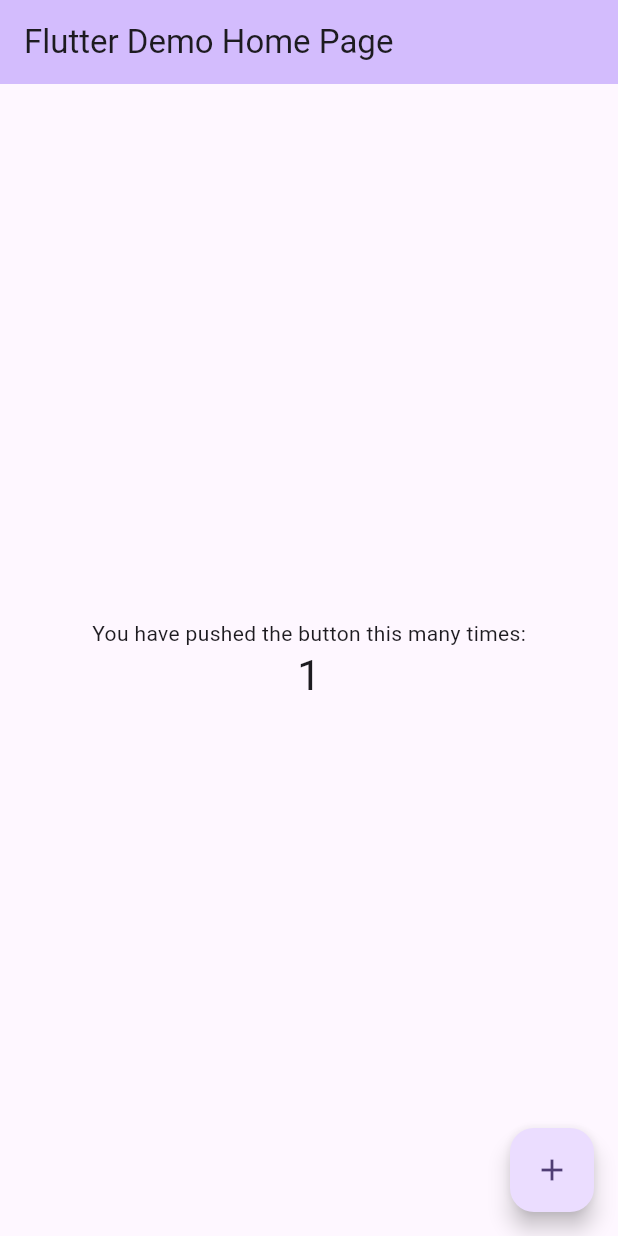
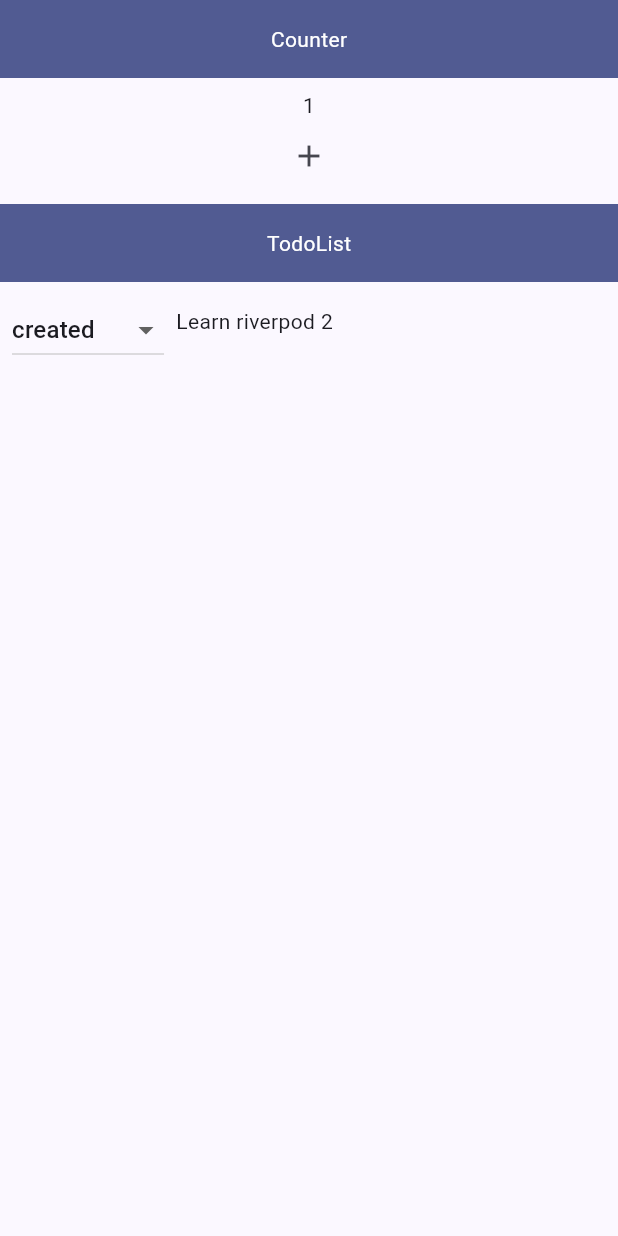
Before and after one commit to dttrung-99931/learn_flutter_river_pod, a Flutter app: the screen it shows after launch, after a tap on the "add" icon, on a phone screen of 412 x 824 dp. Run offline on Flutter 3.47's test engine with Material 3 defaults, Android fonts, the phone set to English and light mode, and no system bars; our stand-ins replace flutter_riverpod, riverpod_annotation; generated files the repository leaves out were written again.

Commit message:
[todo list, counter] impl using @riverpod, ref, ref.watch, class Provider

```diff
--- a/analysis_options.yaml
+++ b/analysis_options.yaml
@@ -21,8 +21,11 @@ linter:
   # `// ignore_for_file: name_of_lint` syntax on the line or in the file
   # producing the lint.
   rules:
-    # avoid_print: false  # Uncomment to disable the `avoid_print` rule
-    # prefer_single_quotes: true  # Uncomment to enable the `prefer_single_quotes` rule
+    avoid_print: false # Uncomment to disable the `avoid_print` rule
+    prefer_single_quotes: true # Uncomment to enable the `prefer_single_quotes` rule
 
+analyzer:
+  plugins:
+    - custom_lint
 # Additional information about this file can be found at
 # https://dart.dev/guides/language/analysis-options
--- a/lib/main.dart
+++ b/lib/main.dart
@@ -1,75 +1,27 @@
 import 'package:flutter/material.dart';
+import 'package:flutter_riverpod/flutter_riverpod.dart';
+
+import 'pages/learn_river_pod/learn_riverpod_page.dart';
 
 void main() {
-  runApp(const MyApp());
+  runApp(
+    const ProviderScope(child: TodoApp()),
+  );
 }
 
-class MyApp extends StatelessWidget {
-  const MyApp({super.key});
+class TodoApp extends StatelessWidget {
+  const TodoApp({super.key});
 
   @override
   Widget build(BuildContext context) {
     return MaterialApp(
-      title: 'Flutter Demo',
+      title: 'Todo Demo',
       theme: ThemeData(
-        colorScheme: ColorScheme.fromSeed(seedColor: Colors.deepPurple),
+        colorScheme: ColorScheme.fromSeed(seedColor: Colors.indigo),
         useMaterial3: true,
       ),
-      home: const MyHomePage(title: 'Flutter Demo Home Page'),
+      home: const LearnRiverpodPage(),
+      debugShowCheckedModeBanner: false,
     );
   }
 }
-
-class MyHomePage extends StatefulWidget {
-  const MyHomePage({super.key, required this.title});
-
-  final String title;
-
-  @override
-  State<MyHomePage> createState() => _MyHomePageState();
-}
-
-class _MyHomePageState extends State<MyHomePage> {
-  int _counter = 0;
-
-  void _incrementCounter() {
-    setState(() {
-      _counter++;
-    });
-  }
-
-  @override
-  Widget build(BuildContext context) {
-    //
-
-    return Scaffold(
-      appBar: AppBar(
-        backgroundColor: Theme.of(context).colorScheme.inversePrimary,
-        title: Text(widget.title),
-      ),
-      body: Center(
-        child: Column(
-          //
-
-          //
-
-          mainAxisAlignment: MainAxisAlignment.center,
-          children: <Widget>[
-            const Text(
-              'You have pushed the button this many times:',
-            ),
-            Text(
-              '$_counter',
-              style: Theme.of(context).textTheme.headlineMedium,
-            ),
-          ],
-        ),
-      ),
-      floatingActionButton: FloatingActionButton(
-        onPressed: _incrementCounter,
-        tooltip: 'Increment',
-        child: const Icon(Icons.add),
-      ),
-    );
-  }
-}
--- /dev/null
+++ b/lib/models/task.dart
@@ -0,0 +1,41 @@
+// ignore_for_file: public_member_api_docs, sort_constructors_first
+enum TaskStatus { created, doing, completed, pending }
+
+class Task {
+  final TaskStatus status;
+  final String title;
+  final String detail;
+  Task({
+    required this.status,
+    required this.title,
+    required this.detail,
+  });
+
+  static List<Task> get dumy => [
+        Task(
+          status: TaskStatus.completed,
+          title: 'Learn riverpod',
+          detail: 'provider',
+        ),
+        Task(
+          status: TaskStatus.completed,
+          title: 'Learn riverpod 2',
+          detail: 'ref',
+        ),
+        Task(
+          status: TaskStatus.doing,
+          title: 'Learn riverpod 2',
+          detail: 'ref.watch',
+        ),
+        Task(
+          status: TaskStatus.doing,
+          title: 'Learn riverpod 2',
+          detail: 'ref.read',
+        ),
+        Task(
+          status: TaskStatus.created,
+          title: 'Learn riverpod 2',
+          detail: 'ref.listen',
+        )
+      ];
+}
--- /dev/null
+++ b/lib/pages/learn_river_pod/learn_riverpod_page.dart
@@ -0,0 +1,21 @@
+// ignore_for_file: public_member_api_docs, sort_constructors_first
+import 'package:flutter/material.dart';
+import 'package:learn_riverpod/pages/learn_river_pod/widgets/todo_list.dart';
+
+import 'widgets/counter_widget.dart';
+
+class LearnRiverpodPage extends StatelessWidget {
+  const LearnRiverpodPage({super.key});
+
+  @override
+  Widget build(BuildContext context) {
+    return const Scaffold(
+      body: Column(
+        children: [
+          CounterWidget(),
+          Flexible(child: TodoListWidget()),
+        ],
+      ),
+    );
+  }
+}
--- /dev/null
+++ b/lib/pages/learn_river_pod/widgets/counter_widget.dart
@@ -0,0 +1,46 @@
+// ignore_for_file: public_member_api_docs, sort_constructors_first
+
+import 'package:flutter/material.dart';
+import 'package:flutter_riverpod/flutter_riverpod.dart';
+import 'package:learn_riverpod/pages/learn_river_pod/widgets/section.dart';
+import 'package:riverpod_annotation/riverpod_annotation.dart';
+
+part 'counter_widget.g.dart';
+
+@riverpod
+class Counter extends _$Counter {
+  @override
+  int build() {
+    return 0;
+  }
+
+  void ins() {
+    state = state + 1;
+  }
+}
+
+class CounterWidget extends ConsumerWidget {
+  const CounterWidget({
+    super.key,
+  });
+
+  @override
+  Widget build(BuildContext context, WidgetRef ref) {
+    final int count = ref.watch(counterProvider);
+
+    return Section(
+      title: 'Counter',
+      child: Column(
+        children: [
+          Text(count.toString()),
+          IconButton(
+            onPressed: () {
+              ref.read(counterProvider.notifier).ins();
+            },
+            icon: const Icon(Icons.add),
+          )
+        ],
+      ),
+    );
+  }
+}
--- /dev/null
+++ b/lib/pages/learn_river_pod/widgets/section.dart
@@ -0,0 +1,42 @@
+// ignore_for_file: public_member_api_docs, sort_constructors_first
+
+import 'package:flutter/material.dart';
+
+class Section extends StatelessWidget {
+  const Section({
+    super.key,
+    required this.title,
+    required this.child,
+    this.expandChild = false,
+  });
+  final String title;
+  final Widget child;
+  final bool expandChild;
+
+  @override
+  Widget build(BuildContext context) {
+    return Column(
+      children: [
+        Container(
+          width: double.infinity,
+          alignment: Alignment.center,
+          decoration: BoxDecoration(color: Theme.of(context).primaryColor),
+          padding: const EdgeInsets.all(16),
+          child: Text(title, style: const TextStyle(color: Colors.white)),
+        ),
+        Builder(
+          builder: (context) {
+            var childWithPadding = Padding(
+              padding: const EdgeInsets.all(8.0),
+              child: child,
+            );
+            if (expandChild) {
+              return Expanded(child: childWithPadding);
+            }
+            return childWithPadding;
+          },
+        ),
+      ],
+    );
+  }
+}
--- /dev/null
+++ b/lib/pages/learn_river_pod/widgets/todo_list.dart
@@ -0,0 +1,90 @@
+// ignore_for_file: public_member_api_docs, sort_constructors_first
+
+import 'package:flutter/material.dart';
+import 'package:flutter_riverpod/flutter_riverpod.dart';
+import 'package:learn_riverpod/models/task.dart';
+import 'package:learn_riverpod/pages/learn_river_pod/widgets/section.dart';
+import 'package:riverpod_annotation/riverpod_annotation.dart';
+
+part 'todo_list.g.dart';
+
+@riverpod
+class TodoList extends _$TodoList {
+  @override
+  List<Task> build() {
+    return Task.dumy;
+  }
+}
+
+@riverpod
+class TaskStatusFilter extends _$TaskStatusFilter {
+  @override
+  TaskStatus build() {
+    return TaskStatus.created;
+  }
+
+  void changeStatus(TaskStatus status) {
+    state = status;
+  }
+}
+
+@riverpod
+List<Task> filterTasks(FilterTasksRef ref) {
+  TaskStatus filterStatus = ref.watch(taskStatusFilterProvider);
+  List<Task> tasks = ref.watch(todoListProvider);
+  return tasks.where((element) => element.status == filterStatus).toList();
+}
+
+class TodoListWidget extends ConsumerWidget {
+  const TodoListWidget({
+    super.key,
+  });
+
+  @override
+  Widget build(BuildContext context, WidgetRef ref) {
+    // Directly get list of tasks
+    // List<Task> filteredTasks = ref.watch(filterTasksProvider);
+
+    // Select task title that mean that re-build hanpending when the select values changed (titles)
+    List<String> filteredTaskTitles = ref.watch(
+      filterTasksProvider.select((value) => value.map((e) => e.title).toList()),
+    );
+    return Section(
+      title: 'TodoList',
+      expandChild: true,
+      child: Row(
+        crossAxisAlignment: CrossAxisAlignment.start,
+        children: [
+          DropdownButton<TaskStatus>(
+            value: ref.watch(taskStatusFilterProvider),
+            items: TaskStatus.values.map(
+              (status) {
+                return DropdownMenuItem<TaskStatus>(
+                  value: status,
+                  child: Text(status.name),
+                );
+              },
+            ).toList(),
+            onChanged: (TaskStatus? status) {
+              if (status != null) {
+                ref.read(taskStatusFilterProvider.notifier).changeStatus(status);
+              }
+            },
+          ),
+          Expanded(
+            child: ListView(
+              children: filteredTaskTitles
+                  .map(
+                    (title) => Padding(
+                      padding: const EdgeInsets.all(8.0),
+                      child: Text(title),
+                    ),
+                  )
+                  .toList(),
+            ),
+          )
+        ],
+      ),
+    );
+  }
+}
```
Also changed, not shown: pubspec.yaml (+9 -67 lines), lib/pages/learn_river_pod/widgets/counter_widget.g.dart (added), lib/pages/learn_river_pod/widgets/todo_list.g.dart (added), pubspec.lock, 1 other file.
